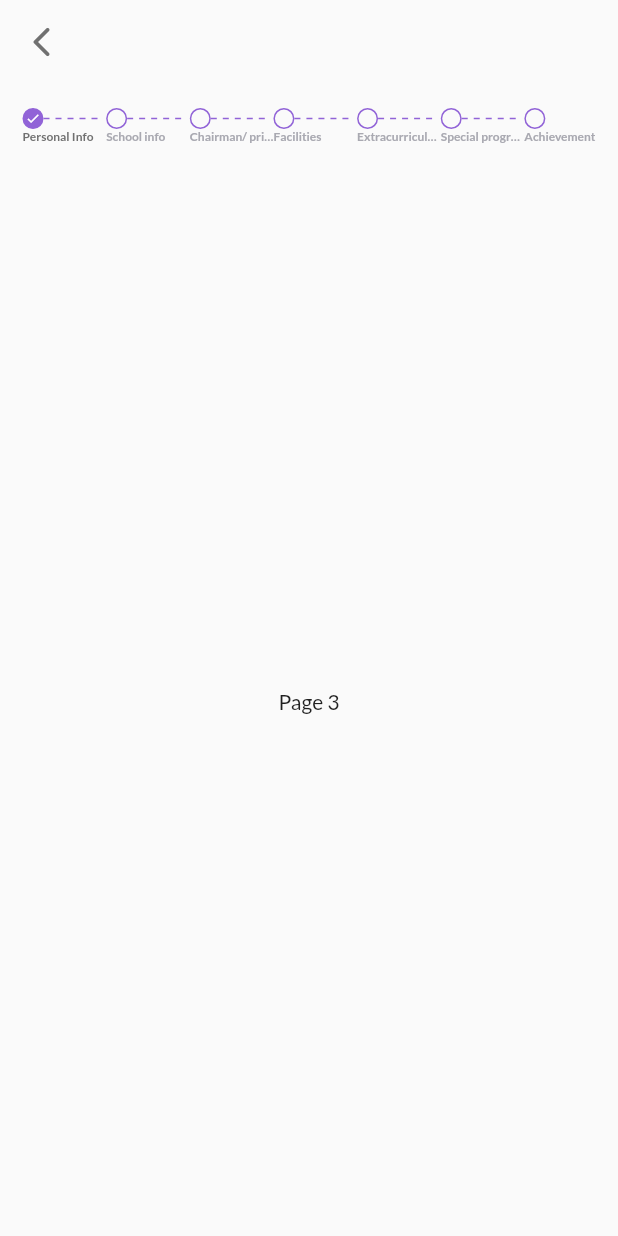
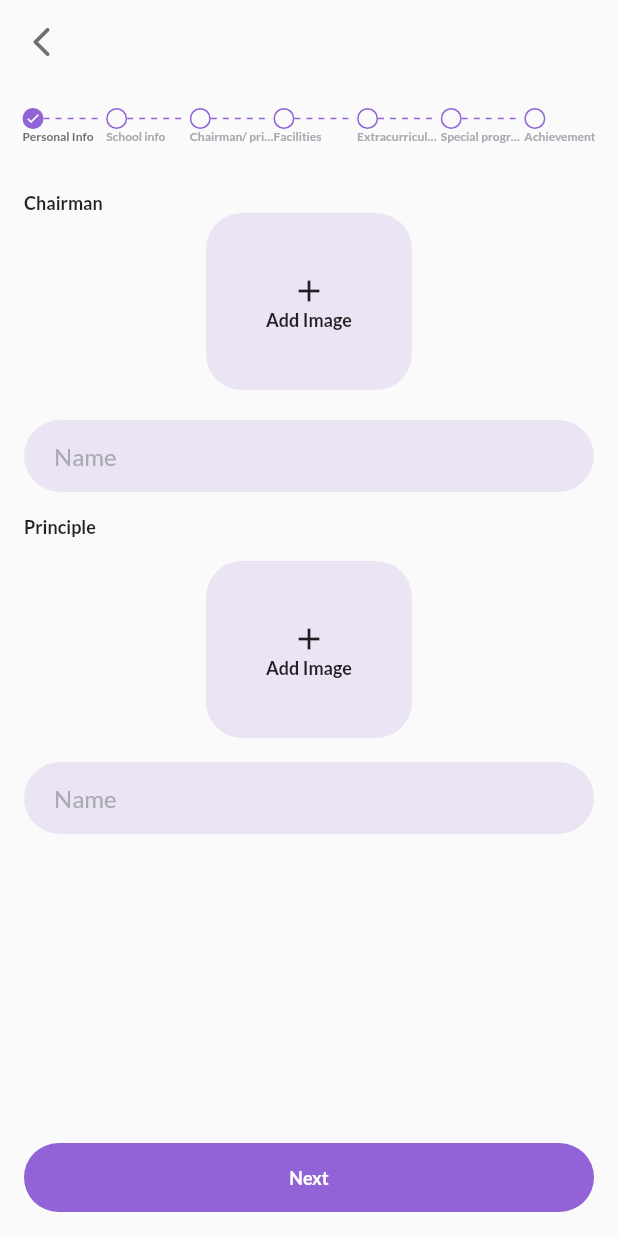
Before and after one commit to khanadnan10/aie-management-form, a Flutter app: the screen it shows after launch, swiped to page 3, on a phone screen of 412 x 824 dp. Run offline on Flutter 3.47's test engine with Material 2 defaults, Android fonts, the phone set to English and light mode, and no system bars; drawn by our look-alikes of dotted_line; our stand-ins replace google_fonts.

Commit message:
management form

```diff
--- /dev/null
+++ b/lib/feature/form/pages/chairmain_principle_info.dart
@@ -0,0 +1,154 @@
+import 'package:flutter/material.dart';
+import 'package:management_form/feature/form/widgets/custom_text_form_field.dart';
+import 'package:management_form/utils/colors.dart';
+import 'package:management_form/utils/font.dart';
+import 'package:management_form/utils/utils.dart';
+
+class ChairmanPrincipleInfo extends StatefulWidget {
+  const ChairmanPrincipleInfo({super.key});
+
+  @override
+  State<ChairmanPrincipleInfo> createState() => _ChairmanPrincipleInfoState();
+}
+
+class _ChairmanPrincipleInfoState extends State<ChairmanPrincipleInfo> {
+  final GlobalKey _chairmanPrincipleInfoFormKey = GlobalKey<FormState>();
+
+  final TextEditingController _chairmanNameController = TextEditingController();
+  final TextEditingController _principleNameController =
+      TextEditingController();
+
+  @override
+  void dispose() {
+    _chairmanNameController.dispose();
+    _principleNameController.dispose();
+    super.dispose();
+  }
+
+  @override
+  Widget build(BuildContext context) {
+    final Size screenSize = MediaQuery.of(context).size;
+
+    return Container(
+      height: screenSize.height,
+      padding: const EdgeInsets.all(16),
+      child: Column(
+        children: [
+          Expanded(
+            child: SingleChildScrollView(
+              physics: const BouncingScrollPhysics(),
+              child: Form(
+                key: _chairmanPrincipleInfoFormKey,
+                child: Column(
+                  children: [
+                    Column(
+                      crossAxisAlignment: CrossAxisAlignment.start,
+                      children: [
+                        const Text(
+                          'Chairman',
+                          style: Font.formTextStyle,
+                        ),
+                        Align(
+                          alignment: Alignment.center,
+                          child: GestureDetector(
+                            onTap: () {
+                              //TODO: Add Image for chairman
+                            },
+                            child: Container(
+                              padding: const EdgeInsets.all(40),
+                              decoration: BoxDecoration(
+                                borderRadius: BorderRadius.circular(24.0),
+                                color: AppColors.kPurpleLight,
+                              ),
+                              child: const Column(
+                                children: [
+                                  Icon(Icons.add),
+                                  Text(
+                                    'Add Image',
+                                    style: Font.formTextStyle,
+                                  ),
+                                ],
+                              ),
+                            ),
+                          ),
+                        ),
+                        Utils(height: 20).sizedBox,
+                        CustomTextFormField(
+                          controller: _chairmanNameController,
+                          hintText: 'Name',
+                          validator: (value) {
+                            //TODO: chairman name validator
+                          },
+                        ),
+                        Utils().sizedBox,
+                        const Text(
+                          'Principle',
+                          style: Font.formTextStyle,
+                        ),
+                        Utils().sizedBox,
+                        Align(
+                          alignment: Alignment.center,
+                          child: GestureDetector(
+                            onTap: () {
+                              //TODO: Add Image for principle
+                            },
+                            child: Container(
+                              padding: const EdgeInsets.all(40),
+                              decoration: BoxDecoration(
+                                borderRadius: BorderRadius.circular(24.0),
+                                color: AppColors.kPurpleLight,
+                              ),
+                              child: const Column(
+                                children: [
+                                  Icon(Icons.add),
+                                  Text(
+                                    'Add Image',
+                                    style: Font.formTextStyle,
+                                  ),
+                                ],
+                              ),
+                            ),
+                          ),
+                        ),
+                        Utils().sizedBox,
+                        CustomTextFormField(
+                          controller: _principleNameController,
+                          hintText: 'Name',
+                          validator: (value) {
+                            //TODO: Principle name validator
+                          },
+                        ),
+                        Utils(height: 30).sizedBox,
+                      ],
+                    ),
+                  ],
+                ),
+              ),
+            ),
+          ),
+          GestureDetector(
+            onTap: () {
+              //TODO: Next Step after form validation
+              // Use State Management for the stepper updation
+            },
+            child: Container(
+              padding: const EdgeInsets.all(16.0),
+              decoration: BoxDecoration(
+                color: AppColors.kPurple,
+                borderRadius: BorderRadius.circular(50.0),
+              ),
+              child: Center(
+                child: Text(
+                  'Next',
+                  style: Font.formTextStyle.copyWith(
+                    color: AppColors.kWhite,
+                  ),
+                ),
+              ),
+            ),
+          ),
+        ],
+      ),
+    );
+  }
+}
--- a/lib/feature/form/pages/form_screen.dart
+++ b/lib/feature/form/pages/form_screen.dart
@@ -1,6 +1,11 @@
 import 'package:flutter/material.dart';
+import 'package:management_form/feature/form/pages/achievements.dart';
+import 'package:management_form/feature/form/pages/chairmain_principle_info.dart';
+import 'package:management_form/feature/form/pages/extracurricular_activities.dart';
+import 'package:management_form/feature/form/pages/facilities.dart';
 import 'package:management_form/feature/form/pages/school_info.dart';
 import 'package:management_form/feature/form/pages/personal_info.dart';
+import 'package:management_form/feature/form/pages/special_program.dart';
 import 'package:management_form/feature/form/widgets/custom_stepper.dart';
 import 'package:management_form/utils/colors.dart';
 import 'package:management_form/utils/utils.dart';
@@ -136,11 +141,11 @@ class _FormScreenState extends State<FormScreen> {
                 List<Widget> screen = [
                   const PersonalInfo(),
                   const SchoolInfo(),
-                  Center(child: Text('Page ${index + 1}')),
-                  Center(child: Text('Page ${index + 1}')),
-                  Center(child: Text('Page ${index + 1}')),
-                  Center(child: Text('Page ${index + 1}')),
-                  Center(child: Text('Page ${index + 1}')),
+                  const ChairmanPrincipleInfo(),
+                  const Facilities(),
+                  const ExtracurricularActivities(),
+                  const SpecialProgram(),
+                  const Achievements(),
                 ];
                 return screen[index];
               },
--- a/lib/feature/form/pages/school_info.dart
+++ b/lib/feature/form/pages/school_info.dart
@@ -24,7 +24,7 @@ class _SchoolInfoState extends State<SchoolInfo> {
   final TextEditingController _visionController = TextEditingController();
   final TextEditingController _missionController = TextEditingController();
 
-  final GlobalKey _formKeyPage2 = GlobalKey<FormState>();
+  final GlobalKey _schoolInfoFormKey = GlobalKey<FormState>();
 
   @override
   void dispose() {
@@ -46,7 +46,7 @@ class _SchoolInfoState extends State<SchoolInfo> {
       child: SingleChildScrollView(
         physics: const BouncingScrollPhysics(),
         child: Form(
-          key: _formKeyPage2,
+          key: _schoolInfoFormKey,
           child: Column(
             crossAxisAlignment: CrossAxisAlignment.start,
             children: [
```
Also changed, not shown: lib/feature/form/pages/achievements.dart (added, +125 -0 lines), lib/feature/form/pages/extracurricular_activities.dart (added, +126 -0 lines), lib/feature/form/pages/facilities.dart (added, +125 -0 lines), lib/feature/form/pages/personal_info.dart (+18 -20 lines), lib/feature/form/pages/special_program.dart (added, +126 -0 lines).
